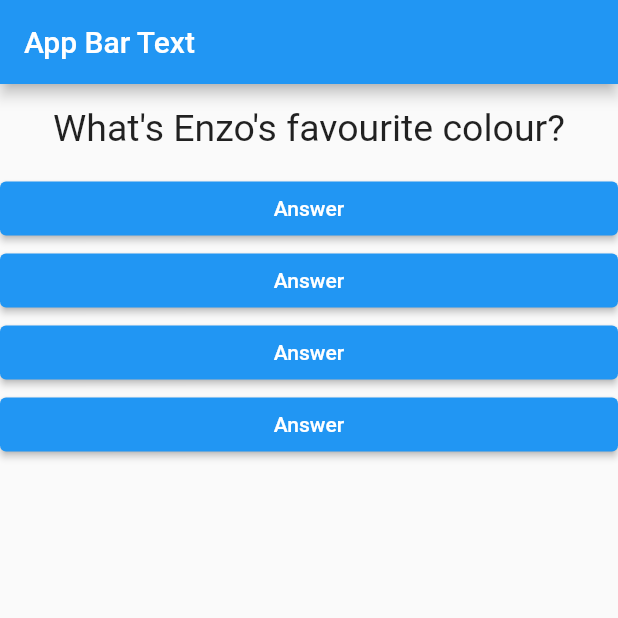
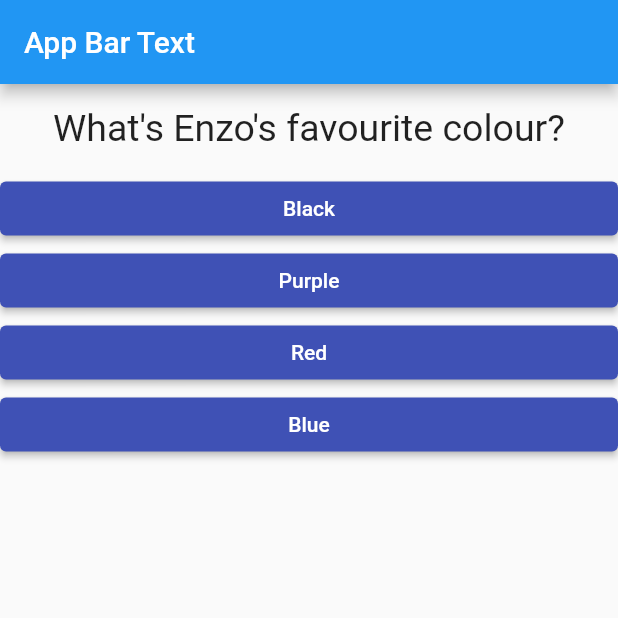
Before and after one commit to emagioli/flutter-quiz-app, a Flutter app: the screen it shows after launch, on a phone screen of 412 x 824 dp, the top half of it. Run offline on Flutter 3.47's test engine with Material 2 defaults, Android fonts, the phone set to English and light mode, and no system bars.

Commit message:
Buttons created per answer in list

```diff
--- a/lib/answer.dart
+++ b/lib/answer.dart
@@ -2,16 +2,19 @@ import 'package:flutter/material.dart';
 
 class Answer extends StatelessWidget {
   final VoidCallback handleAnswerSelection;
+  final String answerText;
 
-  Answer(this.handleAnswerSelection);
+  Answer(this.handleAnswerSelection, this.answerText);
 
   @override
   Widget build(BuildContext context) {
     return Container(
       width: double.infinity,
       child: ElevatedButton(
+        style: ButtonStyle(
+            backgroundColor: MaterialStateProperty.all<Color>(Colors.indigo)),
         onPressed: handleAnswerSelection,
-        child: Text("Answer"),
+        child: Text(answerText),
       ),
     );
   }
--- a/lib/main.dart
+++ b/lib/main.dart
@@ -27,26 +27,36 @@ class _MyAppState extends State<MyApp> {
   @override
   Widget build(BuildContext context) {
     var questions = [
-      "What's Enzo's favourite colour?",
-      "What's Enzo's favourite dish?",
-      "What's Enzo's favourite drink?",
-      "What's Enzo's favourite anime?"
+      {
+        "questionText": "What's Enzo's favourite colour?",
+        "answers": ["Black", "Purple", "Red", "Blue"]
+      },
+      {
+        "questionText": "What's Enzo's favourite dish?",
+        "answers": ["Yakisoba", "Hamburguer", "Stroganoff", "Feijoada"]
+      },
+      {
+        "questionText": "What's Enzo's favourite drink?",
+        "answers": ["Pepsi", "Toddynho", "Water", "Coca-cola"]
+      },
+      {
+        "questionText": "What's Enzo's favourite anime?",
+        "answers": ["JoJo", "Yu-Gi-Oh!", "Hunter X Hunter", "Demon Slayer"]
+      }
     ];
 
     return MaterialApp(
+      debugShowCheckedModeBanner: false,
       home: Scaffold(
         appBar: AppBar(
           title: Text("App Bar Text"),
         ),
-        body: Column(
-          children: [
-            Question(questions[_questionIndex]),
-            Answer(_answerQuestion),
-            Answer(_answerQuestion),
-            Answer(_answerQuestion),
-            Answer(_answerQuestion),
-          ],
-        ),
+        body: Column(children: [
+          Question(questions[_questionIndex]["questionText"] as String),
+          ...(questions[_questionIndex]["answers"] as List<String>)
+              .map((answer) => Answer(_answerQuestion, answer))
+              .toList()
+        ]),
       ),
     );
   }
```
